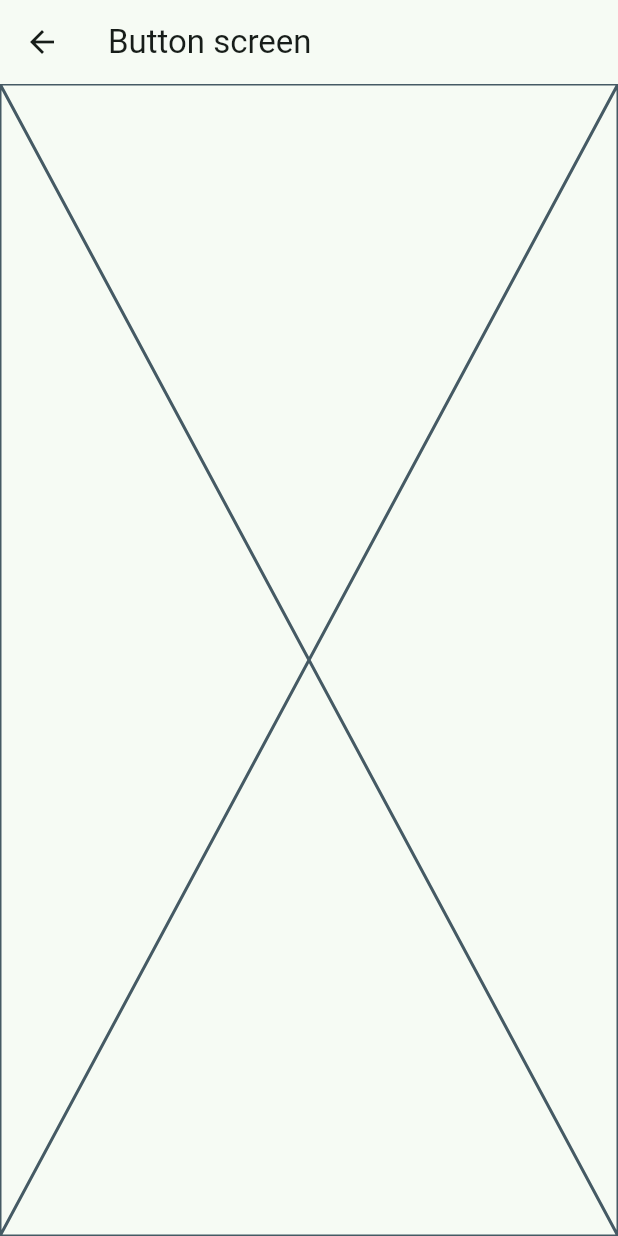
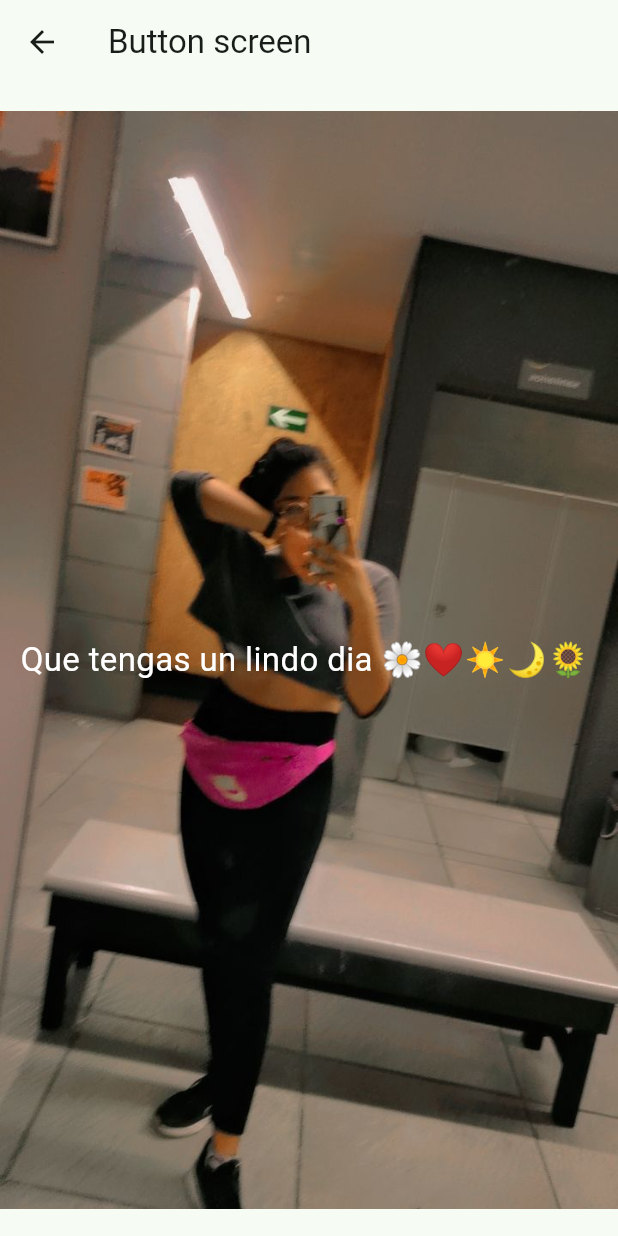
Before and after one commit to Guillermo-NH/widgets_app, a Flutter app: the screen it shows after launch, after a tap on "Botones", on a phone screen of 412 x 824 dp. Run offline on Flutter 3.47's test engine with Material 2 defaults, Android fonts, the phone set to English and light mode, and no system bars; our stand-ins replace go_router.

```diff
--- /dev/null
+++ b/lib/config/router/app_router.dart
@@ -0,0 +1,21 @@
+import 'package:go_router/go_router.dart';
+import 'package:widgets_app/presentation/screens/screen.dart';
+
+// GoRouter configuration
+final appRouter = GoRouter(
+  initialLocation: '/',
+  routes: [
+    GoRoute(
+      path: '/',
+      builder: (context, state) => const HomeScreen(),
+    ),
+    GoRoute(
+      path: '/buttons',
+      builder: (context, state) => const ButtonsScreen(),
+    ),
+    GoRoute(
+      path: '/cards',
+      builder: (context, state) => const CardsScreen(),
+    ),
+  ],
+);
--- a/lib/main.dart
+++ b/lib/main.dart
@@ -1,9 +1,6 @@
 import 'package:flutter/material.dart';
+import 'package:widgets_app/config/router/app_router.dart';
 import 'package:widgets_app/config/theme/app_theme.dart';
-import 'package:widgets_app/presentation/screens/buttons/buttons_screen.dart';
-import 'package:widgets_app/presentation/screens/cards/cards_screen.dart';
-
-import 'presentation/screens/home/home_screen.dart';
 
 void main() => runApp(const MyApp());
 
@@ -12,15 +9,11 @@ class MyApp extends StatelessWidget {
 
   @override
   Widget build(BuildContext context) {
-    return MaterialApp(
+    return MaterialApp.router(
+      routerConfig: appRouter,
       title: 'Widgets App',
       debugShowCheckedModeBanner: false,
       theme: AppTheme(selectedColor: 0).getThema(),
-      home: const HomeScreen(),
-      routes: {
-        '/buttons': (context) => const ButtonsScreen(),
-        '/cards': (context) => const CardsScreen()
-      },
     );
   }
 }
--- a/lib/presentation/screens/buttons/buttons_screen.dart
+++ b/lib/presentation/screens/buttons/buttons_screen.dart
@@ -7,7 +7,17 @@ class ButtonsScreen extends StatelessWidget {
   Widget build(BuildContext context) {
     return Scaffold(
       appBar: AppBar(title: const Text('Button screen')),
-      body: const Placeholder(),
+      body: Stack(
+        children: [
+          SizedBox.expand(child: Image.asset('assets/image/03.jpeg')),
+          const Positioned(
+              child: Center(
+                  child: Text(
+            'Que tengas un lindo dia 🌼❤️☀️🌙🌻 ',
+            style: TextStyle(color: Colors.white, fontSize: 22),
+          )))
+        ],
+      ),
     );
   }
 }
--- a/lib/presentation/screens/home/home_screen.dart
+++ b/lib/presentation/screens/home/home_screen.dart
@@ -1,4 +1,6 @@
 import 'package:flutter/material.dart';
+import 'package:go_router/go_router.dart';
+
 import 'package:widgets_app/config/menu/menu_items.dart';
 
 class HomeScreen extends StatelessWidget {
@@ -33,7 +35,6 @@ class _HomeView extends StatelessWidget {
 
 class _CustomListTile extends StatelessWidget {
   const _CustomListTile({
-    super.key,
     required this.menuItem,
   });
 
@@ -43,13 +44,10 @@ class _CustomListTile extends StatelessWidget {
   Widget build(BuildContext context) {
     final colors = Theme.of(context).colorScheme;
     return ListTile(
-      title: Text(menuItem.title),
-      subtitle: Text(menuItem.subTitle),
-      leading: Icon(menuItem.icon, color: colors.primary),
-      trailing: Icon(Icons.arrow_forward_ios_rounded, color: colors.primary),
-      onTap: () {
-        Navigator.pushNamed(context, menuItem.link);
-      },
-    );
+        title: Text(menuItem.title),
+        subtitle: Text(menuItem.subTitle),
+        leading: Icon(menuItem.icon, color: colors.primary),
+        trailing: Icon(Icons.arrow_forward_ios_rounded, color: colors.primary),
+        onTap: () => context.push(menuItem.link));
   }
 }
--- /dev/null
+++ b/lib/presentation/screens/screen.dart
@@ -0,0 +1,3 @@
+export 'package:widgets_app/presentation/screens/buttons/buttons_screen.dart';
+export 'package:widgets_app/presentation/screens/cards/cards_screen.dart';
+export 'package:widgets_app/presentation/screens/home/home_screen.dart';
```
Also changed, not shown: pubspec.yaml (+6 -13 lines), assets/image/01.jpeg (added), assets/image/02.jpeg (added), assets/image/03.jpeg (added), pubspec.lock.
